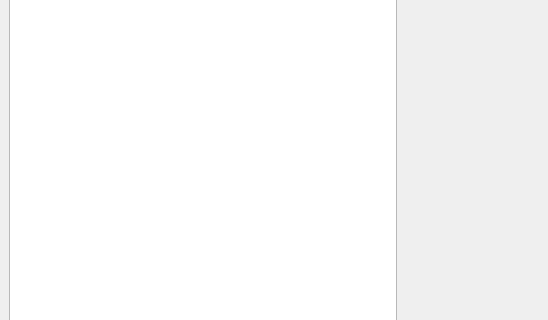
This is mainwindow.ui in zak2791/DemoOnMat as Qt 5 draws it before an edit; both pictures show x 0 to 548 and y 139 to 459 of the 800 by 600 pixel window. The edited form follows.
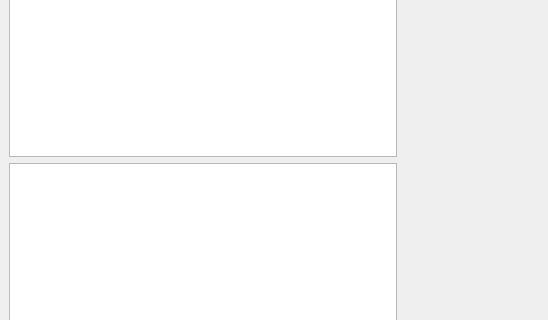
This is the edited form.

Patch:
```diff
--- a/mainwindow.ui
+++ b/mainwindow.ui
@@ -21,14 +21,14 @@
        <enum>QLayout::SizeConstraint::SetDefaultConstraint</enum>
       </property>
       <item>
-       <widget class="QListWidget" name="listWidget">
-        <property name="sizePolicy">
-         <sizepolicy hsizetype="Expanding" vsizetype="Expanding">
-          <horstretch>1</horstretch>
-          <verstretch>0</verstretch>
-         </sizepolicy>
-        </property>
-       </widget>
+       <layout class="QVBoxLayout" name="verticalLayout_3" stretch="0,0">
+        <item>
+         <widget class="QListWidget" name="listWidget"/>
+        </item>
+        <item>
+         <widget class="QGraphicsView" name="graphicsView"/>
+        </item>
+       </layout>
       </item>
       <item>
        <layout class="QVBoxLayout" name="verticalLayout" stretch="2">
```
Left out of the diff: 2 changed lines with no effect on the pictures.
